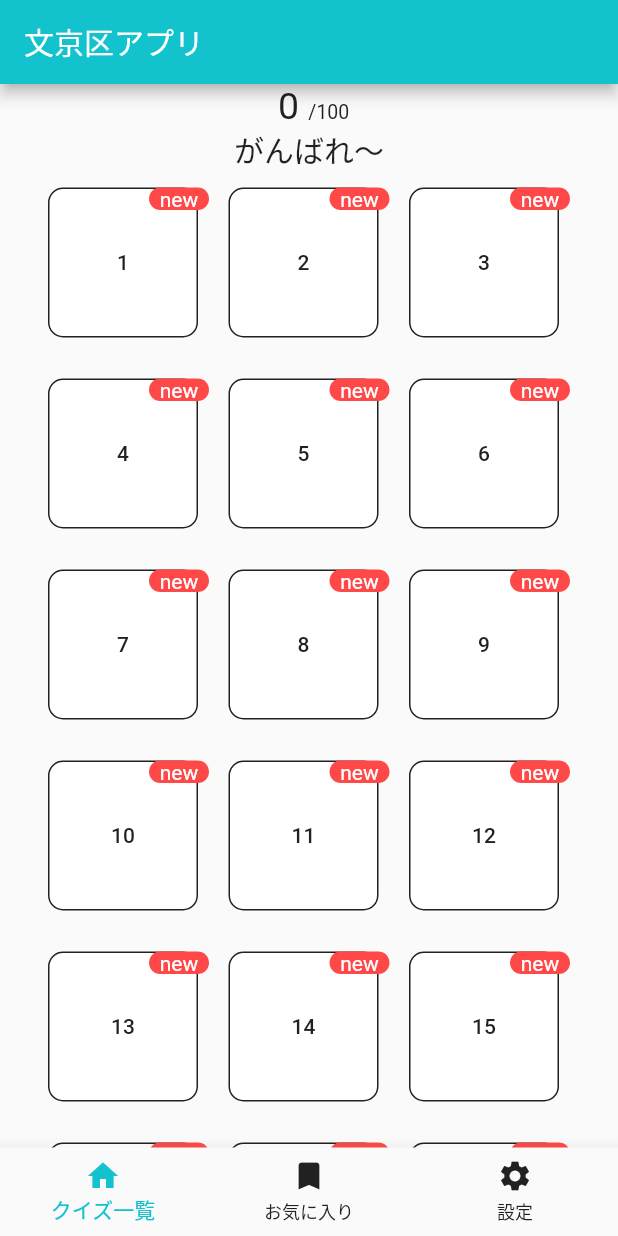
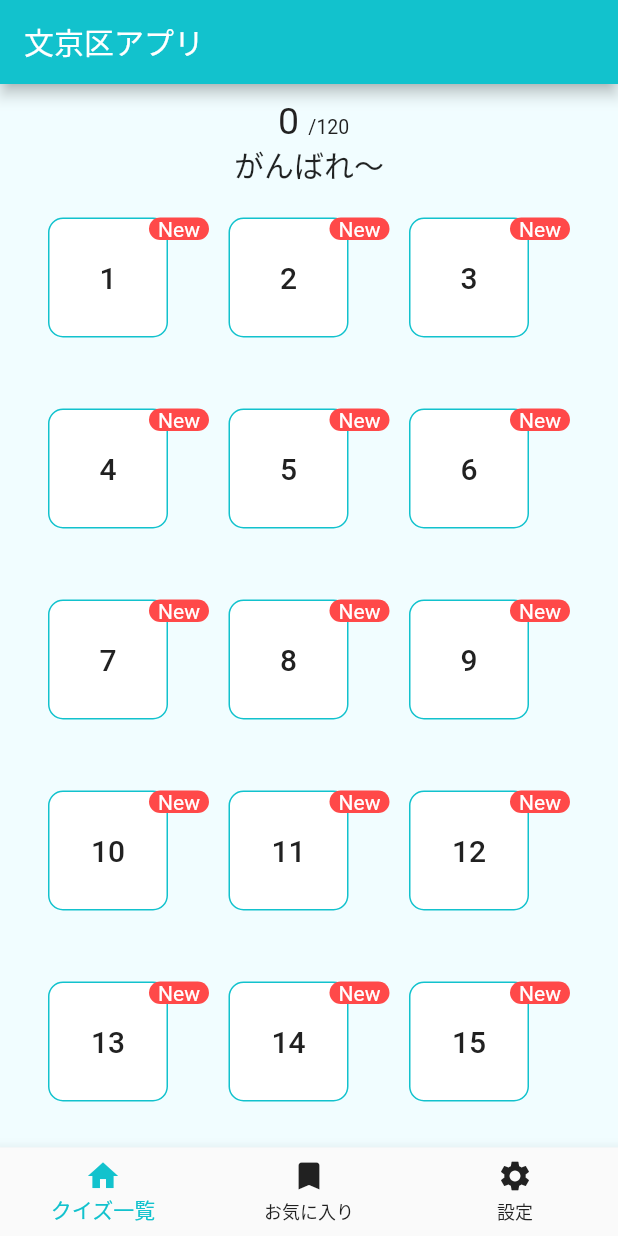
Before and after one commit to FriendsTree-japan/Bunkyoku_App2, a Flutter app: the screen it shows after launch, on a phone screen of 412 x 824 dp. Run offline on Flutter 3.47's test engine with Material 2 defaults, Android fonts, the phone set to English and light mode, and no system bars; our stand-ins replace google_mobile_ads, shared_preferences, sqflite; accounts and stored records are empty.

Commit message:
微修正

```diff
--- a/lib/01_Pages/01_001_QuestionList.dart
+++ b/lib/01_Pages/01_001_QuestionList.dart
@@ -27,13 +27,13 @@ class _QuizeListState extends State<QuizeList> {
             height: QuizListSizeConfig.containerWidthSize,
             decoration: BoxDecoration(
               color: ColorConfig.White,
-              border: Border.all(color: ColorConfig.Black),
+              border: Border.all(color: ColorConfig.Blue),
               borderRadius: BorderRadius.circular(10),
             ),
             child: TextButton(
               child: Text(
                 problemId,
-                style: TextStyle(color: ColorConfig.Black),
+                style: TextStyle(color: ColorConfig.Black,fontSize: 20),
               ),
               onPressed: () async{
                 //String _questionNum = '$i';
@@ -62,7 +62,7 @@ class _QuizeListState extends State<QuizeList> {
                 borderRadius: BorderRadius.circular(10),
               ),
               child: Text(
-                'new',textAlign: TextAlign.center,
+                'New',textAlign: TextAlign.center,
                 style: TextStyle(color: Colors.white),
               ),
             ),
@@ -77,15 +77,15 @@ class _QuizeListState extends State<QuizeList> {
           height: QuizListSizeConfig.containerWidthSize,
           decoration: BoxDecoration(
             color: ColorConfig.White,
-            border: Border.all(color: ColorConfig.Blue),
+            border: Border.all(color: ColorConfig.Black),
             borderRadius: BorderRadius.circular(10),
           ),
           child: TextButton(
             child: Text(
               problemId,
-              style: TextStyle(color: ColorConfig.Black),
+              style: TextStyle(color: ColorConfig.Black, fontSize: 20),
             ),
-            onPressed: () async{
+            onPressed: () async {
               //String _questionNum = '$i';
               _questionNum = problemId;
               //toString()で型変換をできる。
@@ -110,7 +110,7 @@ class _QuizeListState extends State<QuizeList> {
           child: TextButton(
             child: Text(
               problemId,
-              style: TextStyle(color: Colors.white),
+              style: TextStyle(color: Colors.white,fontSize: 20),
             ),
             onPressed: () async{
               //String _questionNum = '$i';
@@ -137,6 +137,7 @@ class _QuizeListState extends State<QuizeList> {
     QuizListSizeConfig().init(context);
     SizeConfig().init(context);
     ColorConfig().init(context);
+    BasePaddingConfig().init(context);
     Future<String> correctCount = QuizStatusDb().getCorrectCount();
 
     return Scaffold(
@@ -145,10 +146,13 @@ class _QuizeListState extends State<QuizeList> {
         backgroundColor: ColorConfig.Blue,
         automaticallyImplyLeading: false,
       ),
+      backgroundColor: const Color(0xFFF1FDFF),
       body: Column(
         children: [
           Column(
             children: [
+              Padding(
+                  padding: EdgeInsets.only(top: BasePaddingConfig.basePadding)),
               FutureBuilder(
                   future: correctCount,
                   builder: (BuildContext context,
@@ -166,7 +170,7 @@ class _QuizeListState extends State<QuizeList> {
                         text: TextSpan(
                           children: [
                             TextSpan(text: " $correctCount ",style: TextStyle(fontSize: 25,color: ColorConfig.Black),),
-                            TextSpan(text: "/100",style: TextStyle(fontSize: 13,color: ColorConfig.Black),)],
+                            TextSpan(text: "/${QuizStatusDb.maxQuizQidValue}",style: TextStyle(fontSize: 13,color: ColorConfig.Black),)],
                         ),
                       );
                     }else{
@@ -176,6 +180,8 @@ class _QuizeListState extends State<QuizeList> {
               Container(
                 child: Text('がんばれ〜', style: TextStyle(fontSize: 20)),
               ),
+              Padding(
+                  padding: EdgeInsets.only(top: BasePaddingConfig.basePadding)),
             ],
           ),
           FutureBuilder (
--- a/lib/02_Class/02_04_Size.dart
+++ b/lib/02_Class/02_04_Size.dart
@@ -4,8 +4,8 @@ class QuizListSizeConfig{
   static late double containerHeightSize;
   static late double containerWidthSize;
   void init(BuildContext context){
-    containerHeightSize = 100;
-    containerWidthSize = 100;
+    containerHeightSize = 80;
+    containerWidthSize = 80;
   }
 }
 
```
Also changed, not shown: 1 other file.
